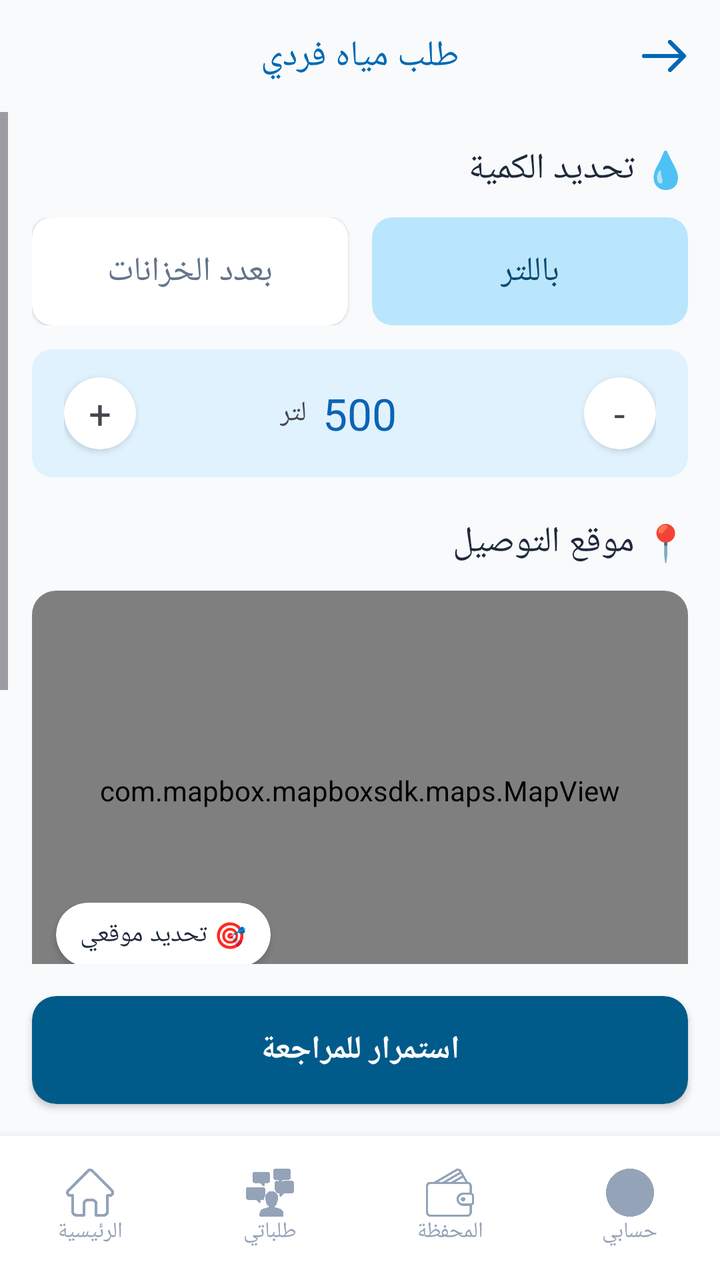
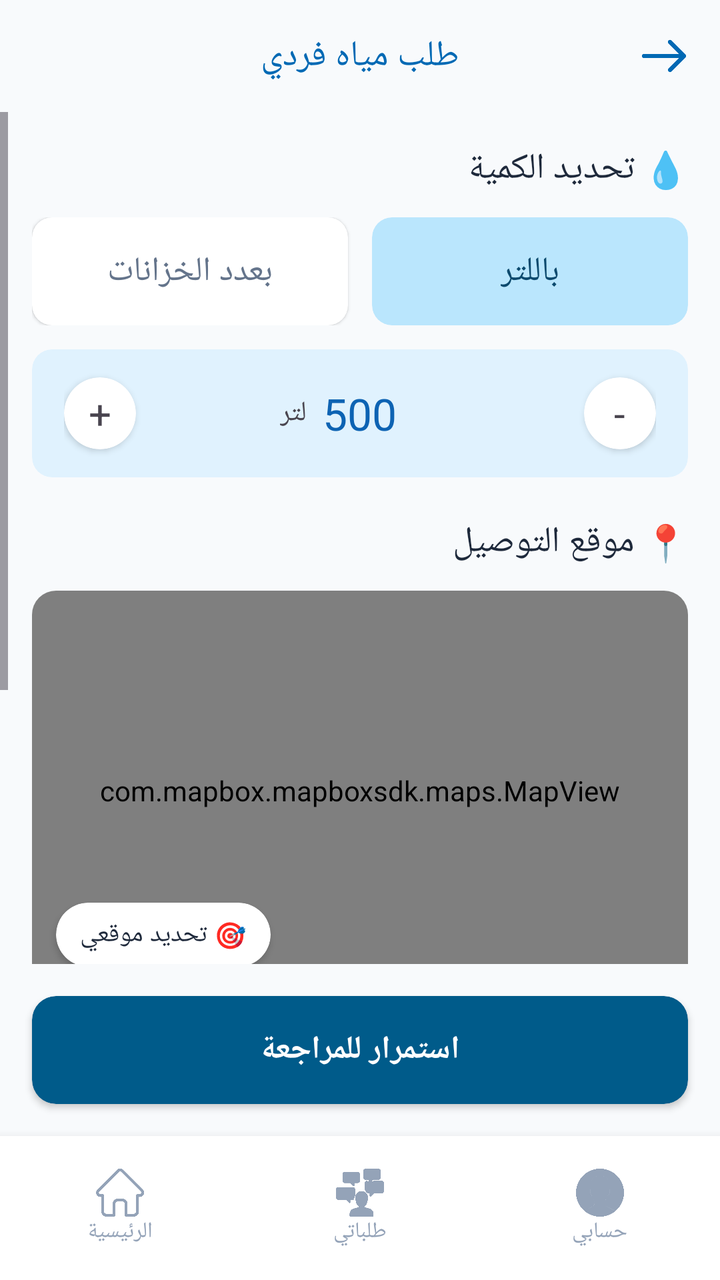

Compare the two renders of this Android layout. The source of the first and the diff that turns it into the second are given below.
<!-- AndroidManifest.xml: application theme Theme.GraduationProject -->
<!-- res/layout/activity_order_checkout.xml -->
<?xml version="1.0" encoding="utf-8"?>
<androidx.constraintlayout.widget.ConstraintLayout
    xmlns:android="http://schemas.android.com/apk/res/android"
    xmlns:app="http://schemas.android.com/apk/res-auto"
    android:layout_width="match_parent"
    android:layout_height="match_parent"
    android:background="#F8FAFC"
    android:layoutDirection="rtl">

    <RelativeLayout
        android:id="@+id/layoutHeader"
        android:layout_width="match_parent"
        android:layout_height="56dp"
        android:paddingHorizontal="16dp"
        app:layout_constraintEnd_toEndOf="parent"
        app:layout_constraintStart_toStartOf="parent"
        app:layout_constraintTop_toTopOf="parent">

        <TextView
            android:layout_width="wrap_content"
            android:layout_height="wrap_content"
            android:layout_centerInParent="true"
            android:text="طلب مياه فردي"
            android:textColor="#0069B4"
            android:textSize="18sp" />

        <ImageView
            android:id="@+id/btnBack"
            android:layout_width="24dp"
            android:layout_height="24dp"
            android:layout_alignParentRight="true"
            android:layout_centerVertical="true"
            android:src="@drawable/back"
            app:tint="#0069B4" />
    </RelativeLayout>

    <ScrollView
        android:layout_width="match_parent"
        android:layout_height="0dp"
        android:fillViewport="true"
        app:layout_constraintTop_toBottomOf="@id/layoutHeader"
        app:layout_constraintBottom_toTopOf="@id/layoutActionAndNav">

        <LinearLayout
            android:layout_width="match_parent"
            android:layout_height="wrap_content"
            android:orientation="vertical"
            android:padding="16dp">

            <TextView
                android:layout_width="wrap_content"
                android:layout_height="wrap_content"
                android:text="💧 تحديد الكمية"
                android:textColor="#1E293B"
                android:textSize="18sp"
                android:layout_marginBottom="12dp" />

            <LinearLayout
                android:layout_width="match_parent"
                android:layout_height="54dp"
                android:orientation="horizontal"
                android:layout_marginBottom="12dp">

                <androidx.cardview.widget.CardView
                    android:id="@+id/btnByLiter"
                    android:layout_width="0dp"
                    android:layout_height="match_parent"
                    android:layout_weight="1"
                    android:layout_marginEnd="6dp"
                    app:cardBackgroundColor="#BAE6FD"
                    app:cardCornerRadius="10dp"
                    app:cardElevation="0dp">
                    <TextView
                        android:layout_width="wrap_content"
                        android:layout_height="wrap_content"
                        android:text="باللتر"
                        android:textColor="#0C4A6E"
                        android:textSize="17sp"
                        android:layout_gravity="center" />
                </androidx.cardview.widget.CardView>

                <androidx.cardview.widget.CardView
                    android:id="@+id/btnByTank"
                    android:layout_width="0dp"
                    android:layout_height="match_parent"
                    android:layout_weight="1"
                    android:layout_marginStart="6dp"
                    app:cardBackgroundColor="#FFFFFF"
                    app:cardCornerRadius="10dp"
                    app:cardElevation="1dp">
                    <TextView
                        android:layout_width="wrap_content"
                        android:layout_height="wrap_content"
                        android:text="بعدد الخزانات"
                        android:textColor="#64748B"
                        android:textSize="17sp"
                        android:layout_gravity="center" />
                </androidx.cardview.widget.CardView>
            </LinearLayout>

            <androidx.cardview.widget.CardView
                android:layout_width="match_parent"
                android:layout_height="64dp"
                android:layout_marginBottom="20dp"
                app:cardBackgroundColor="#E0F2FE"
                app:cardCornerRadius="10dp"
                app:cardElevation="0dp">
                <RelativeLayout
                    android:layout_width="match_parent"
                    android:layout_height="match_parent"
                    android:paddingHorizontal="16dp">
                    <androidx.cardview.widget.CardView
                        android:id="@+id/btnMinus"
                        android:layout_width="36dp"
                        android:layout_height="36dp"
                        android:layout_centerVertical="true"
                        app:cardCornerRadius="18dp">
                        <TextView android:layout_width="wrap_content" android:layout_height="wrap_content" android:text="-" android:textSize="20sp" android:layout_gravity="center" />
                    </androidx.cardview.widget.CardView>
                    <TextView
                        android:id="@+id/tvQuantityCount"
                        android:layout_width="wrap_content"
                        android:layout_height="wrap_content"
                        android:text="500"
                        android:textColor="#0D63B3"
                        android:textSize="22sp"
                        android:layout_centerInParent="true" />
                    <TextView
                        android:id="@+id/tvUnit"
                        android:layout_width="wrap_content"
                        android:layout_height="wrap_content"
                        android:text="لتر"
                        android:layout_toLeftOf="@id/tvQuantityCount"
                        android:layout_marginRight="8dp"
                        android:layout_centerVertical="true" />
                    <androidx.cardview.widget.CardView
                        android:id="@+id/btnPlus"
                        android:layout_width="36dp"
                        android:layout_height="36dp"
                        android:layout_centerVertical="true"
                        android:layout_alignParentLeft="true"
                        app:cardCornerRadius="18dp">
                        <TextView android:layout_width="wrap_content" android:layout_height="wrap_content" android:text="+" android:textSize="20sp" android:layout_gravity="center" />
                    </androidx.cardview.widget.CardView>
                </RelativeLayout>
            </androidx.cardview.widget.CardView>

            <TextView
                android:layout_width="wrap_content"
                android:layout_height="wrap_content"
                android:text="📍 موقع التوصيل"
                android:textColor="#1E293B"
                android:textSize="18sp"
                android:layout_marginBottom="12dp" />

            <androidx.cardview.widget.CardView
                android:layout_width="match_parent"
                android:layout_height="200dp"
                android:layout_marginBottom="12dp"
                app:cardCornerRadius="12dp"
                app:cardElevation="1dp">
                <FrameLayout
                    android:layout_width="match_parent"
                    android:layout_height="match_parent">
                    <com.mapbox.mapboxsdk.maps.MapView
                        android:id="@+id/mapView"
                        android:layout_width="match_parent"
                        android:layout_height="match_parent" />
                    <androidx.cardview.widget.CardView
                        android:id="@+id/btnLocateMe"
                        android:layout_width="wrap_content"
                        android:layout_height="32dp"
                        android:layout_gravity="bottom|left"
                        android:layout_margin="12dp"
                        app:cardBackgroundColor="#FFFFFF"
                        app:cardCornerRadius="16dp"
                        app:cardElevation="2dp">
                        <TextView
                            android:layout_width="wrap_content"
                            android:layout_height="wrap_content"
                            android:text="🎯 تحديد موقعي"
                            android:textColor="#1E293B"
                            android:textSize="13sp"
                            android:paddingHorizontal="12dp"
                            android:layout_gravity="center" />
                    </androidx.cardview.widget.CardView>
                </FrameLayout>
            </androidx.cardview.widget.CardView>

            <EditText
                android:id="@+id/etAddressDetails"
                android:layout_width="match_parent"
                android:layout_height="wrap_content"
                android:hint="تفاصيل العنوان (شارع، معلم بارز...)"
                android:padding="12dp"
                android:background="@drawable/bg_edit_text_rounded"
                android:layout_marginBottom="16dp"/>

            <EditText
                android:id="@+id/etNotes"
                android:layout_width="match_parent"
                android:layout_height="80dp"
                android:hint="ملاحظات إضافية..."
                android:padding="12dp"
                android:gravity="top"
                android:background="@drawable/bg_edit_text_rounded"
                android:layout_marginBottom="16dp"/>

        </LinearLayout>
    </ScrollView>

    <LinearLayout
        android:id="@+id/layoutActionAndNav"
        android:layout_width="match_parent"
        android:layout_height="wrap_content"
        android:orientation="vertical"
        app:layout_constraintBottom_toBottomOf="parent">

        <androidx.cardview.widget.CardView
            android:id="@+id/btnSubmitOrder"
            android:layout_width="match_parent"
            android:layout_height="54dp"
            android:layout_margin="16dp"
            app:cardBackgroundColor="#005B8A"
            app:cardCornerRadius="12dp">
            <TextView
                android:layout_width="wrap_content"
                android:layout_height="wrap_content"
                android:layout_gravity="center"
                android:text="استمرار للمراجعة"
                android:textColor="#FFFFFF"
                android:textSize="16sp"
                android:textStyle="bold" />
        </androidx.cardview.widget.CardView>

        
        <LinearLayout
            android:id="@+id/bottomNavCheckout"
            android:layout_width="match_parent"
            android:layout_height="72dp"
            android:background="#FFFFFF"
            android:orientation="horizontal"
            android:gravity="center"
            android:elevation="8dp">
            <LinearLayout android:id="@+id/navProfile" android:layout_width="0dp" android:layout_height="wrap_content" android:layout_weight="1" android:orientation="vertical" android:gravity="center" android:clickable="true" android:focusable="true">
                <ImageView android:layout_width="24dp" android:layout_height="24dp" android:src="@drawable/user" app:tint="#94A3B8" />
                <TextView android:layout_width="wrap_content" android:layout_height="wrap_content" android:text="حسابي" android:textColor="#94A3B8" android:textSize="11sp" />
            </LinearLayout>
            <LinearLayout android:id="@+id/navWallet" android:layout_width="0dp" android:layout_height="wrap_content" android:layout_weight="1" android:orientation="vertical" android:gravity="center" android:clickable="true" android:focusable="true">
                <ImageView android:layout_width="24dp" android:layout_height="24dp" android:src="@drawable/wallet" app:tint="#94A3B8" />
                <TextView android:layout_width="wrap_content" android:layout_height="wrap_content" android:text="المحفظة" android:textColor="#94A3B8" android:textSize="11sp" />
            </LinearLayout>
            <LinearLayout android:id="@+id/navOrders" android:layout_width="0dp" android:layout_height="wrap_content" android:layout_weight="1" android:orientation="vertical" android:gravity="center" android:clickable="true" android:focusable="true">
                <ImageView android:layout_width="24dp" android:layout_height="24dp" android:src="@drawable/personal" app:tint="#94A3B8" />
                <TextView android:layout_width="wrap_content" android:layout_height="wrap_content" android:text="طلباتي" android:textColor="#94A3B8" android:textSize="11sp" />
            </LinearLayout>
            <LinearLayout android:id="@+id/navHome" android:layout_width="0dp" android:layout_height="wrap_content" android:layout_weight="1" android:orientation="vertical" android:gravity="center" android:clickable="true" android:focusable="true">
                <ImageView android:layout_width="24dp" android:layout_height="24dp" android:src="@drawable/home" app:tint="#94A3B8" />
                <TextView android:layout_width="wrap_content" android:layout_height="wrap_content" android:text="الرئيسية" android:textColor="#94A3B8" android:textSize="11sp" />
            </LinearLayout>
        </LinearLayout>
    </LinearLayout>
</androidx.constraintlayout.widget.ConstraintLayout>
<!-- resources referenced by this layout -->
<resources>
  <!-- drawable back: png bitmap (drawable, 3478 bytes) -->
  <!-- drawable bg_edit_text_rounded (drawable) -->
  <?xml version="1.0" encoding="utf-8"?>
  <shape xmlns:android="http://schemas.android.com/apk/res/android">
      <solid android:color="#FFFFFF"/>
      <stroke android:width="1dp" android:color="#E2E8F0"/>
      <corners android:radius="12dp"/>
  </shape>
  <!-- drawable home: png bitmap (drawable, 8020 bytes) -->
  <!-- drawable personal: png bitmap (drawable, 20543 bytes) -->
  <!-- drawable user: png bitmap (drawable, 19440 bytes) -->
  <!-- drawable wallet: png bitmap (drawable, 15785 bytes) -->
  <style name="Theme.GraduationProject" parent="Base.Theme.GraduationProject" />
  <style name="Base.Theme.GraduationProject" parent="Theme.Material3.DayNight.NoActionBar">
          
          
      </style>
</resources>

<!-- the commit's change to res/layout/activity_order_checkout.xml (unified diff, before → after) -->
@@ -246,10 +246,6 @@
                 <ImageView android:layout_width="24dp" android:layout_height="24dp" android:src="@drawable/user" app:tint="#94A3B8" />
                 <TextView android:layout_width="wrap_content" android:layout_height="wrap_content" android:text="حسابي" android:textColor="#94A3B8" android:textSize="11sp" />
             </LinearLayout>
-            <LinearLayout android:id="@+id/navWallet" android:layout_width="0dp" android:layout_height="wrap_content" android:layout_weight="1" android:orientation="vertical" android:gravity="center" android:clickable="true" android:focusable="true">
-                <ImageView android:layout_width="24dp" android:layout_height="24dp" android:src="@drawable/wallet" app:tint="#94A3B8" />
-                <TextView android:layout_width="wrap_content" android:layout_height="wrap_content" android:text="المحفظة" android:textColor="#94A3B8" android:textSize="11sp" />
-            </LinearLayout>
             <LinearLayout android:id="@+id/navOrders" android:layout_width="0dp" android:layout_height="wrap_content" android:layout_weight="1" android:orientation="vertical" android:gravity="center" android:clickable="true" android:focusable="true">
                 <ImageView android:layout_width="24dp" android:layout_height="24dp" android:src="@drawable/personal" app:tint="#94A3B8" />
                 <TextView android:layout_width="wrap_content" android:layout_height="wrap_content" android:text="طلباتي" android:textColor="#94A3B8" android:textSize="11sp" />
<!-- resource entries referenced after the edit -->
@@ -11,7 +11,6 @@
   <!-- drawable home: png bitmap (drawable, 8020 bytes) -->
   <!-- drawable personal: png bitmap (drawable, 20543 bytes) -->
   <!-- drawable user: png bitmap (drawable, 19440 bytes) -->
-  <!-- drawable wallet: png bitmap (drawable, 15785 bytes) -->
   <style name="Theme.GraduationProject" parent="Base.Theme.GraduationProject" />
   <style name="Base.Theme.GraduationProject" parent="Theme.Material3.DayNight.NoActionBar">
           
